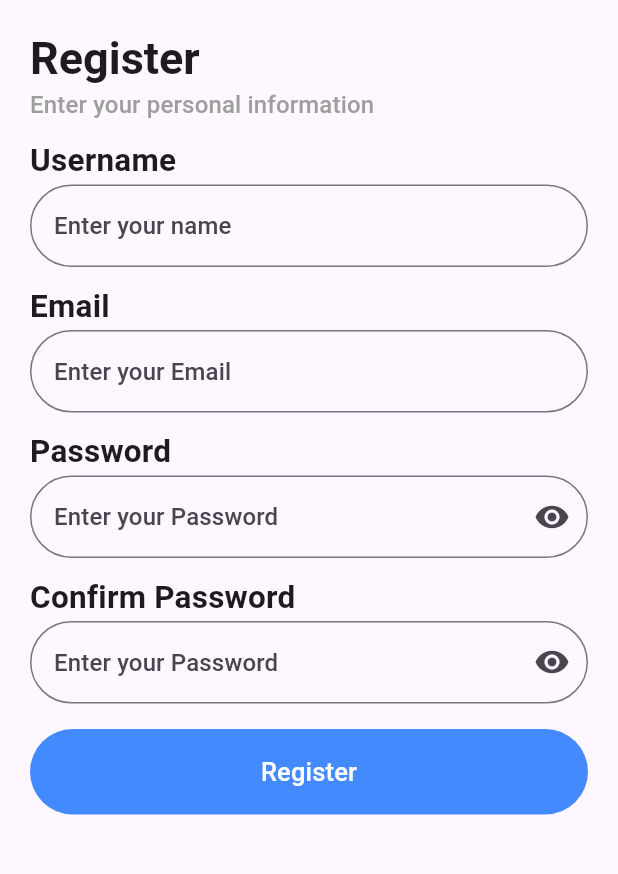
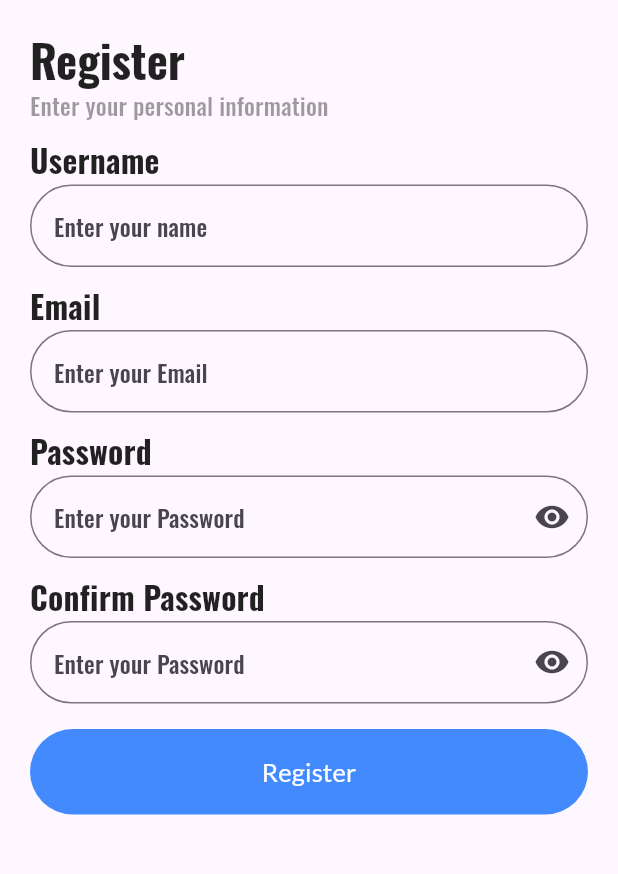
Before and after one commit to renadkfakhoury/LocalShop, a Flutter app: the screen it shows after launch, after a tap on "Login", after a tap on "Register", on a phone screen of 412 x 824 dp, the part 279-1153 px from its top. Run offline on Flutter 3.47's test engine with Material 2 defaults, Android fonts, the phone set to English and light mode, and no system bars; our stand-ins replace google_fonts.

Commit message:
11commit

```diff
--- a/lib/main.dart
+++ b/lib/main.dart
@@ -1,4 +1,5 @@
 import 'package:flutter/material.dart';
+import 'package:google_fonts/google_fonts.dart';
 import 'package:local_shop/screens/home_page_screen.dart';
 
 void main() {
@@ -19,19 +20,22 @@ class MyApp extends StatelessWidget {
         inputDecorationTheme: InputDecorationTheme(
           fillColor: Colors.grey[200],
         ),
-        textTheme: const TextTheme(
-            titleLarge: TextStyle(
+        textTheme: GoogleFonts.latoTextTheme(Typography.blackHelsinki).copyWith(
+          titleLarge: GoogleFonts.oswald(
             fontSize: 30,
             fontWeight: FontWeight.bold,
+            color: Colors.black87,
           ),
-            titleMedium: TextStyle(
+          titleMedium: GoogleFonts.oswald(
             fontSize: 21,
             fontWeight: FontWeight.bold,
+            color: Colors.black87,
           ),
-            titleSmall: TextStyle(
-              color: Colors.grey,
+          titleSmall: GoogleFonts.oswald(
+            color: Colors.black38,
             fontSize: 16,
-            )),
+          ),
+        ),
         filledButtonTheme: FilledButtonThemeData(
           style: ButtonStyle(
             backgroundColor: MaterialStateProperty.all(Colors.blueAccent),
--- a/lib/screens/login_screen.dart
+++ b/lib/screens/login_screen.dart
@@ -135,7 +135,6 @@ class _LoginScreenState extends State<LoginScreen> {
                       ),
                     ),
                   ),
-                  const SizedBox(height: 10),
                   Row(
                     mainAxisAlignment: MainAxisAlignment.end,
                     children: [
@@ -178,9 +177,12 @@ class _LoginScreenState extends State<LoginScreen> {
                           color: Colors.grey,
                         ),
                       ),
-                      Text(
-                        'Or Login With',
-                        style: Theme.of(context).textTheme.titleSmall,
+                      Padding(
+                        padding: const EdgeInsets.all(8.0),
+                        child: Text(
+                          'Or Login With',
+                          style: Theme.of(context).textTheme.titleSmall,
+                        ),
                       ),
                       const Expanded(
                         child: Divider(
@@ -190,7 +192,7 @@ class _LoginScreenState extends State<LoginScreen> {
                     ],
                   ),
                   Row(
-                    mainAxisAlignment: MainAxisAlignment.center,
+                    mainAxisAlignment: MainAxisAlignment.spaceAround,
                     children: [
                       IconButton(
                         icon: const Icon(
--- a/lib/screens/opt_verification_screen.dart
+++ b/lib/screens/opt_verification_screen.dart
@@ -89,7 +89,7 @@ class OPTVerificationScreen extends StatelessWidget {
                     mainAxisAlignment: MainAxisAlignment.center,
                     children: [
                       Text(
-                        'Don`t Received code ?',
+                        'Didn`t Received code ?',
                         style: Theme.of(context).textTheme.titleSmall!.copyWith(
                               color: Colors.black,
                             ),
--- a/pubspec.yaml
+++ b/pubspec.yaml
@@ -35,6 +35,7 @@ dependencies:
   # The following adds the Cupertino Icons font to your application.
   # Use with the CupertinoIcons class for iOS style icons.
   cupertino_icons: ^1.0.2
+  google_fonts: ^6.1.0
 
 dev_dependencies:
   flutter_test:
```
Also changed, not shown: pubspec.lock. Lines whose indentation alone changed are shown as unchanged.
